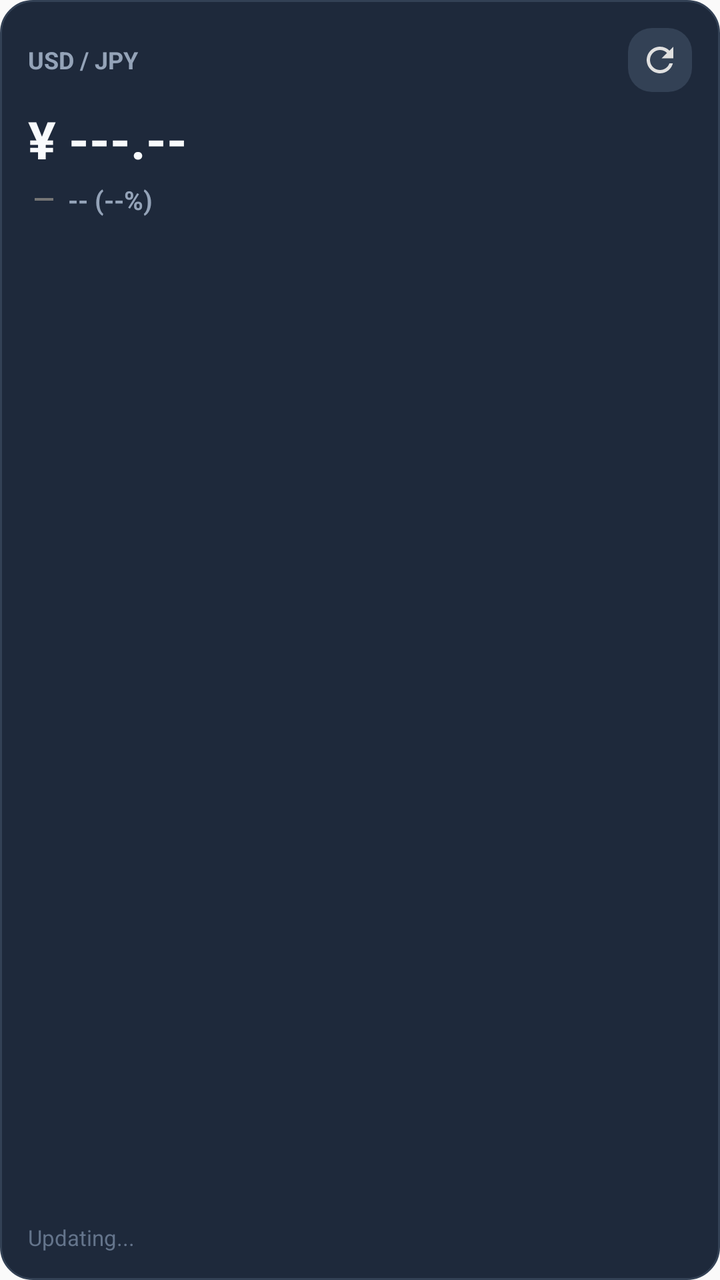
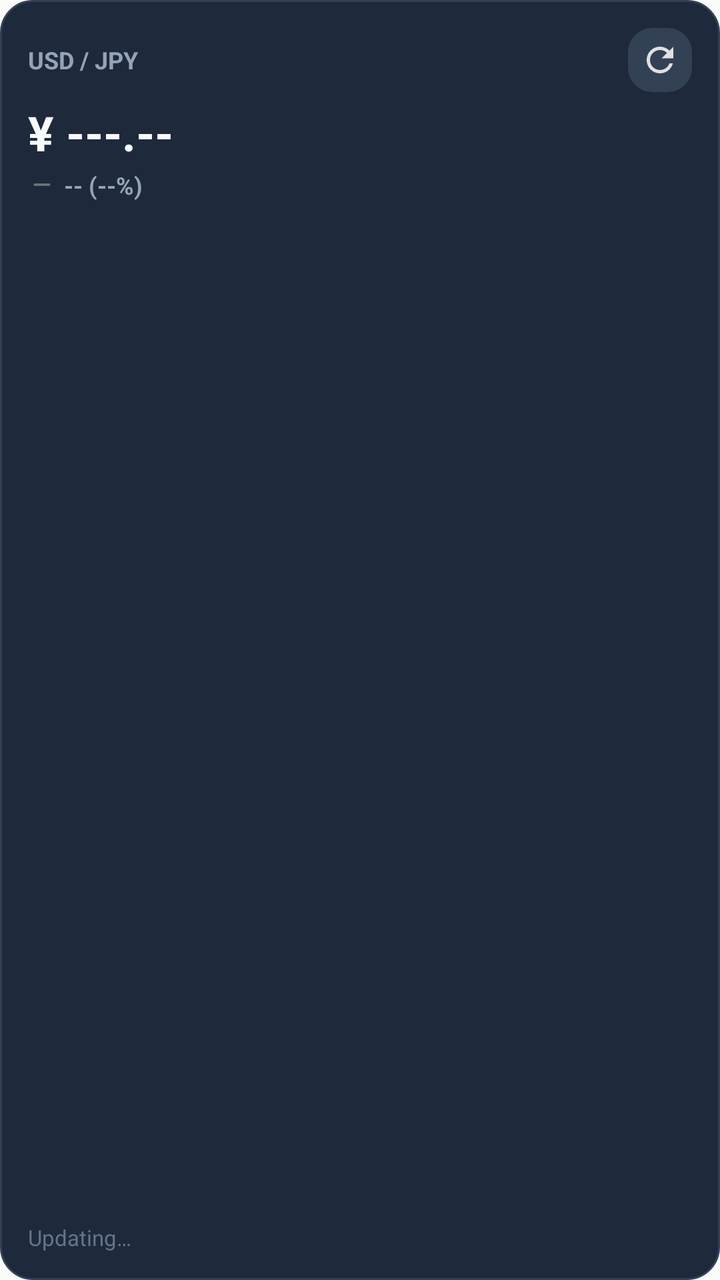

An Android layout rendered at two revisions. The XML below is the earlier revision; the diff shows what the commit changed to produce the second picture.
<!-- AndroidManifest.xml: application theme Theme.YenRate -->
<!-- res/layout/widget_yen_rate.xml -->
<?xml version="1.0" encoding="utf-8"?>
<RelativeLayout xmlns:android="http://schemas.android.com/apk/res/android"
    android:id="@+id/widget_container"
    android:layout_width="match_parent"
    android:layout_height="match_parent"
    android:background="@drawable/widget_background"
    android:padding="14dp">

    
    <LinearLayout
        android:id="@+id/header_layout"
        android:layout_width="match_parent"
        android:layout_height="wrap_content"
        android:layout_alignParentTop="true"
        android:gravity="center_vertical"
        android:orientation="horizontal">

        <TextView
            android:id="@+id/text_pair_label"
            android:layout_width="0dp"
            android:layout_height="wrap_content"
            android:layout_weight="1"
            android:text="@string/usd_jpy_pair"
            android:textColor="#94A3B8"
            android:textSize="12sp"
            android:textStyle="bold" />

        <ImageButton
            android:id="@+id/btn_refresh"
            android:layout_width="32dp"
            android:layout_height="32dp"
            android:background="@drawable/widget_button_bg"
            android:contentDescription="@string/refresh_rate"
            android:padding="6dp"
            android:scaleType="fitCenter"
            android:src="@drawable/ic_refresh" />
    </LinearLayout>

    
    <TextView
        android:id="@+id/text_exchange_rate"
        android:layout_width="match_parent"
        android:layout_height="wrap_content"
        android:layout_below="@id/header_layout"
        android:layout_marginTop="6dp"
        android:text="¥ ---.--"
        android:textColor="#F8FAFC"
        android:textSize="26sp"
        android:textStyle="bold" />

    
    <LinearLayout
        android:id="@+id/change_layout"
        android:layout_width="match_parent"
        android:layout_height="wrap_content"
        android:layout_below="@id/text_exchange_rate"
        android:layout_marginTop="4dp"
        android:gravity="center_vertical"
        android:orientation="horizontal">

        <ImageView
            android:id="@+id/image_arrow"
            android:layout_width="16dp"
            android:layout_height="16dp"
            android:layout_marginEnd="4dp"
            android:contentDescription="@string/rate_change_indicator"
            android:src="@drawable/ic_arrow_neutral" />

        <TextView
            android:id="@+id/text_rate_change"
            android:layout_width="wrap_content"
            android:layout_height="wrap_content"
            android:text="-- (--%)"
            android:textColor="#94A3B8"
            android:textSize="13sp"
            android:textStyle="bold" />
    </LinearLayout>

    
    <TextView
        android:id="@+id/text_last_updated"
        android:layout_width="match_parent"
        android:layout_height="wrap_content"
        android:layout_alignParentBottom="true"
        android:text="@string/updating"
        android:textColor="#64748B"
        android:textSize="11sp" />

</RelativeLayout>
<!-- resources referenced by this layout -->
<resources>
  <!-- drawable ic_arrow_neutral (drawable) -->
  <?xml version="1.0" encoding="utf-8"?>
  <vector xmlns:android="http://schemas.android.com/apk/res/android"
      android:width="24dp"
      android:height="24dp"
      android:viewportWidth="24"
      android:viewportHeight="24">
      <path
          android:fillColor="#757575"
          android:pathData="M5,11h14v2H5z" />
  </vector>
  <!-- drawable ic_refresh (drawable) -->
  <?xml version="1.0" encoding="utf-8"?>
  <vector xmlns:android="http://schemas.android.com/apk/res/android"
      android:width="24dp"
      android:height="24dp"
      android:viewportWidth="24"
      android:viewportHeight="24">
      <path
          android:fillColor="#E0E0E0"
          android:pathData="M17.65,6.35C16.2,4.9 14.21,4 12,4c-4.42,0 -7.99,3.58 -7.99,8s3.57,8 7.99,8c3.73,0 6.84,-2.55 7.73,-6h-2.08c-0.82,2.33 -3.04,4 -5.65,4 -3.31,0 -6,-2.69 -6,-6s2.69,-6 6,-6c1.66,0 3.14,0.69 4.22,1.78L13,11h7V4l-2.35,2.35z" />
  </vector>
  <!-- drawable widget_background (drawable) -->
  <?xml version="1.0" encoding="utf-8"?>
  <shape xmlns:android="http://schemas.android.com/apk/res/android"
      android:shape="rectangle">
      <solid android:color="#1E293B" />
      <corners android:radius="16dp" />
      <stroke
          android:width="1dp"
          android:color="#334155" />
  </shape>
  <!-- drawable widget_button_bg (drawable) -->
  <?xml version="1.0" encoding="utf-8"?>
  <shape xmlns:android="http://schemas.android.com/apk/res/android"
      android:shape="rectangle">
      <solid android:color="#334155" />
      <corners android:radius="12dp" />
  </shape>
  <string name="rate_change_indicator">Rate Change Indicator</string>
  <string name="refresh_rate">Refresh Rate</string>
  <string name="updating">Updating...</string>
  <string name="usd_jpy_pair">USD / JPY</string>
  <style name="Theme.YenRate" parent="android:Theme.Material.Light.NoActionBar" />
</resources>

<!-- the commit's change to res/layout/widget_yen_rate.xml (unified diff, before → after) -->
@@ -37,31 +37,49 @@
     </LinearLayout>
 
     
-    <TextView
-        android:id="@+id/text_exchange_rate"
+    <LinearLayout
+        android:id="@+id/rate_container"
         android:layout_width="match_parent"
         android:layout_height="wrap_content"
         android:layout_below="@id/header_layout"
-        android:layout_marginTop="6dp"
-        android:text="¥ ---.--"
-        android:textColor="#F8FAFC"
-        android:textSize="26sp"
-        android:textStyle="bold" />
+        android:layout_marginTop="4dp"
+        android:gravity="bottom"
+        android:orientation="horizontal">
+
+        <TextView
+            android:id="@+id/text_exchange_rate"
+            android:layout_width="wrap_content"
+            android:layout_height="wrap_content"
+            android:text="¥ ---.--"
+            android:textColor="#F8FAFC"
+            android:textSize="24sp"
+            android:textStyle="bold" />
+
+        <TextView
+            android:id="@+id/text_real_exchange_rate"
+            android:layout_width="wrap_content"
+            android:layout_height="wrap_content"
+            android:layout_marginStart="10dp"
+            android:text=""
+            android:textColor="#FFD600"
+            android:textSize="12sp"
+            android:textStyle="bold" />
+    </LinearLayout>
 
     
     <LinearLayout
         android:id="@+id/change_layout"
         android:layout_width="match_parent"
         android:layout_height="wrap_content"
-        android:layout_below="@id/text_exchange_rate"
-        android:layout_marginTop="4dp"
+        android:layout_below="@id/rate_container"
+        android:layout_marginTop="2dp"
         android:gravity="center_vertical"
         android:orientation="horizontal">
 
         <ImageView
             android:id="@+id/image_arrow"
-            android:layout_width="16dp"
-            android:layout_height="16dp"
+            android:layout_width="14dp"
+            android:layout_height="14dp"
             android:layout_marginEnd="4dp"
             android:contentDescription="@string/rate_change_indicator"
             android:src="@drawable/ic_arrow_neutral" />
@@ -72,9 +90,21 @@
             android:layout_height="wrap_content"
             android:text="-- (--%)"
             android:textColor="#94A3B8"
-            android:textSize="13sp"
+            android:textSize="12sp"
             android:textStyle="bold" />
     </LinearLayout>
+
+    
+    <ImageView
+        android:id="@+id/image_graph"
+        android:layout_width="match_parent"
+        android:layout_height="match_parent"
+        android:layout_below="@id/change_layout"
+        android:layout_above="@id/text_last_updated"
+        android:layout_marginTop="6dp"
+        android:layout_marginBottom="6dp"
+        android:scaleType="fitXY"
+        android:contentDescription="@string/rate_history_24h" />
 
     
     <TextView
<!-- resource entries referenced after the edit -->
@@ -40,8 +40,9 @@
       <corners android:radius="12dp" />
   </shape>
   <string name="rate_change_indicator">Rate Change Indicator</string>
+  <string name="rate_history_24h">24-Hour Trend</string>
   <string name="refresh_rate">Refresh Rate</string>
-  <string name="updating">Updating...</string>
+  <string name="updating">Updating…</string>
   <string name="usd_jpy_pair">USD / JPY</string>
   <style name="Theme.YenRate" parent="android:Theme.Material.Light.NoActionBar" />
 </resources>
